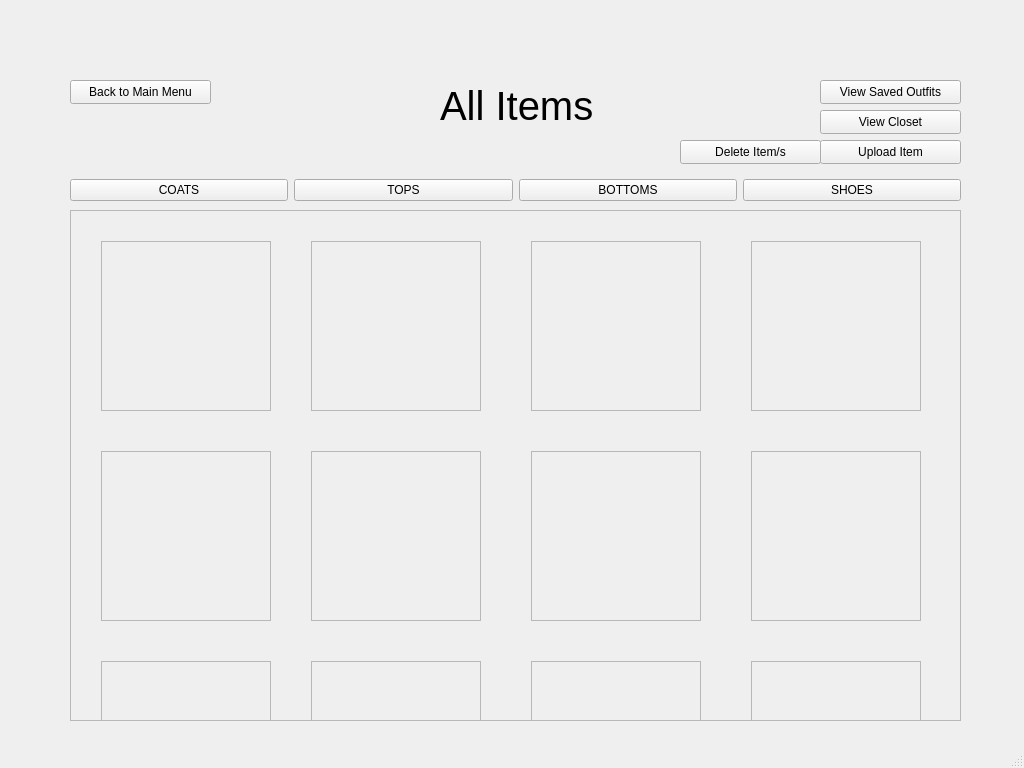
The window that code/clothingitemswindow.ui (fmarque/Smart-Wardrobe-Organizer) describes before a commit, drawn with Qt 5.
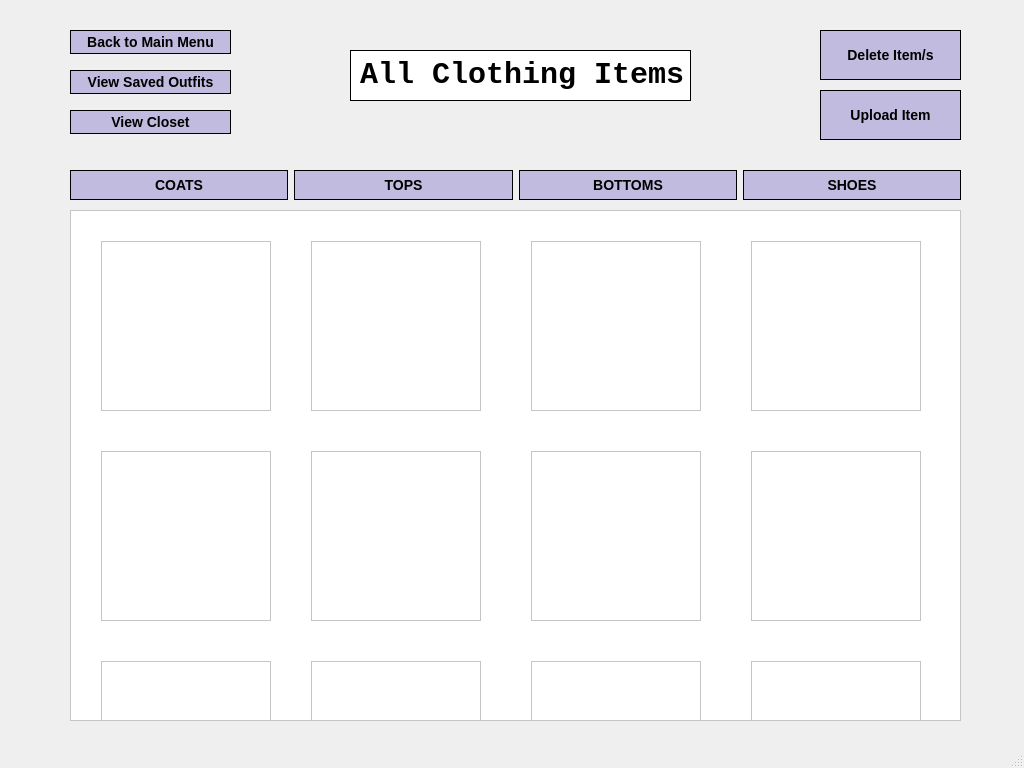
The same window after the commit. Icons and pictures are not drawn.

Patch:
```diff
--- a/code/clothingitemswindow.ui
+++ b/code/clothingitemswindow.ui
@@ -24,14 +24,37 @@
     <property name="geometry">
      <rect>
       <x>70</x>
-      <y>170</y>
+      <y>160</y>
       <width>891</width>
-      <height>41</height>
+      <height>51</height>
      </rect>
     </property>
     <layout class="QHBoxLayout" name="categoriesLayout">
      <item>
       <widget class="QPushButton" name="pushButton_4">
+       <property name="minimumSize">
+        <size>
+         <width>0</width>
+         <height>30</height>
+        </size>
+       </property>
+       <property name="styleSheet">
+        <string notr="true">QPushButton {
+    background-color: #C1BBDF; 
+    color: black; /* Text color */
+    border: 1px solid rgb(0, 0, 0);
+    font-family: 'Courier New';
+    font-size: 14px;
+    font-weight: bold;
+}
+QPushButton:hover {
+    background-color: #AEA7DD; /* Slightly darker blue on hover */
+}
+QPushButton:pressed {
+    background-color: #8F85D0; /* Even darker blue when pressed */
+}
+</string>
+       </property>
        <property name="text">
         <string>COATS</string>
        </property>
@@ -39,6 +62,29 @@
      </item>
      <item>
       <widget class="QPushButton" name="pushButton_3">
+       <property name="minimumSize">
+        <size>
+         <width>0</width>
+         <height>30</height>
+        </size>
+       </property>
+       <property name="styleSheet">
+        <string notr="true">QPushButton {
+    background-color: #C1BBDF; 
+    color: black; /* Text color */
+    border: 1px solid rgb(0, 0, 0);
+    font-family: 'Courier New';
+    font-size: 14px;
+    font-weight: bold;
+}
+QPushButton:hover {
+    background-color: #AEA7DD; /* Slightly darker blue on hover */
+}
+QPushButton:pressed {
+    background-color: #8F85D0; /* Even darker blue when pressed */
+}
+</string>
+       </property>
        <property name="text">
         <string>TOPS</string>
        </property>
@@ -46,6 +92,29 @@
      </item>
      <item>
       <widget class="QPushButton" name="pushButton_2">
+       <property name="minimumSize">
+        <size>
+         <width>0</width>
+         <height>30</height>
+        </size>
+       </property>
+       <property name="styleSheet">
+        <string notr="true">QPushButton {
+    background-color: #C1BBDF; 
+    color: black; /* Text color */
+    border: 1px solid rgb(0, 0, 0);
+    font-family: 'Courier New';
+    font-size: 14px;
+    font-weight: bold;
+}
+QPushButton:hover {
+    background-color: #AEA7DD; /* Slightly darker blue on hover */
+}
+QPushButton:pressed {
+    background-color: #8F85D0; /* Even darker blue when pressed */
+}
+</string>
+       </property>
        <property name="text">
         <string>BOTTOMS</string>
        </property>
@@ -53,6 +122,29 @@
      </item>
      <item>
       <widget class="QPushButton" name="pushButton">
+       <property name="minimumSize">
+        <size>
+         <width>0</width>
+         <height>30</height>
+        </size>
+       </property>
+       <property name="styleSheet">
+        <string notr="true">QPushButton {
+    background-color: #C1BBDF; 
+    color: black; /* Text color */
+    border: 1px solid rgb(0, 0, 0);
+    font-family: 'Courier New';
+    font-size: 14px;
+    font-weight: bold;
+}
+QPushButton:hover {
+    background-color: #AEA7DD; /* Slightly darker blue on hover */
+}
+QPushButton:pressed {
+    background-color: #8F85D0; /* Even darker blue when pressed */
+}
+</string>
+       </property>
        <property name="text">
         <string>SHOES</string>
        </property>
@@ -72,6 +164,9 @@
     <layout class="QGridLayout" name="clothesLayout">
      <item row="0" column="0">
       <widget class="QScrollArea" name="scrollArea">
+       <property name="styleSheet">
+        <string notr="true">background-color: rgb(255, 255, 255);</string>
+       </property>
        <property name="widgetResizable">
         <bool>true</bool>
        </property>
@@ -93,6 +188,9 @@
            <height>170</height>
           </rect>
          </property>
+         <property name="styleSheet">
+          <string notr="true"/>
+         </property>
          <property name="frameShape">
           <enum>QFrame::Shape::StyledPanel</enum>
          </property>
@@ -284,33 +382,60 @@
    <widget class="QLabel" name="pageLabel">
     <property name="geometry">
      <rect>
-      <x>440</x>
-      <y>80</y>
-      <width>261</width>
+      <x>350</x>
+      <y>50</y>
+      <width>341</width>
       <height>51</height>
      </rect>
     </property>
     <property name="font">
      <font>
-      <pointsize>30</pointsize>
+      <family>Courier New</family>
+      <pointsize>-1</pointsize>
+      <bold>true</bold>
      </font>
     </property>
+    <property name="styleSheet">
+     <string notr="true">
+    font-family: 'Courier New';
+    font-size: 30px;
+    font-weight: bold;
+ border : 1px solid black;
+background-color: rgb(255, 255, 255);</string>
+    </property>
     <property name="lineWidth">
      <number>1</number>
     </property>
     <property name="text">
-     <string>All Items</string>
+     <string>All Clothing Items</string>
     </property>
    </widget>
    <widget class="QPushButton" name="viewCloset_button">
     <property name="geometry">
      <rect>
-      <x>820</x>
+      <x>70</x>
       <y>110</y>
-      <width>141</width>
+      <width>161</width>
       <height>24</height>
      </rect>
     </property>
+    <property name="styleSheet">
+     <string notr="true">QPushButton {
+    background-color: #C1BBDF; 
+    color: black; /* Text color */
+    border: 1px solid rgb(0, 0, 0);
+    font-family: 'Courier New';
+    font-size: 14px;
+    font-weight: bold;
+}
+QPushButton:hover {
+    background-color: #AEA7DD; /* Slightly darker blue on hover */
+}
+QPushButton:pressed {
+    background-color: #8F85D0; /* Even darker blue when pressed */
+}
+</string>
+    </property>
     <property name="text">
      <string>View Closet</string>
     </property>
@@ -318,12 +443,29 @@
    <widget class="QPushButton" name="viewClothingItems_button">
     <property name="geometry">
      <rect>
-      <x>820</x>
-      <y>80</y>
-      <width>141</width>
+      <x>70</x>
+      <y>70</y>
+      <width>161</width>
       <height>24</height>
      </rect>
     </property>
+    <property name="styleSheet">
+     <string notr="true">QPushButton {
+    background-color: #C1BBDF; 
+    color: black; /* Text color */
+    border: 1px solid rgb(0, 0, 0);
+    font-family: 'Courier New';
+    font-size: 14px;
+    font-weight: bold;
+}
+QPushButton:hover {
+    background-color: #AEA7DD; /* Slightly darker blue on hover */
+}
+QPushButton:pressed {
+    background-color: #8F85D0; /* Even darker blue when pressed */
+}
+</string>
+    </property>
     <property name="text">
      <string>View Saved Outfits</string>
     </property>
@@ -332,11 +474,28 @@
     <property name="geometry">
      <rect>
       <x>70</x>
-      <y>80</y>
-      <width>141</width>
+      <y>30</y>
+      <width>161</width>
       <height>24</height>
      </rect>
     </property>
+    <property name="styleSheet">
+     <string notr="true">QPushButton {
+    background-color: #C1BBDF; 
+    color: black; /* Text color */
+    border: 1px solid rgb(0, 0, 0);
+    font-family: 'Courier New';
+    font-size: 14px;
+    font-weight: bold;
+}
+QPushButton:hover {
+    background-color: #AEA7DD; /* Slightly darker blue on hover */
+}
+QPushButton:pressed {
+    background-color: #8F85D0; /* Even darker blue when pressed */
+}
+</string>
+    </property>
     <property name="text">
      <string>Back to Main Menu</string>
     </property>
@@ -345,11 +504,34 @@
     <property name="geometry">
      <rect>
       <x>820</x>
-      <y>140</y>
+      <y>90</y>
       <width>141</width>
-      <height>24</height>
+      <height>50</height>
      </rect>
     </property>
+    <property name="minimumSize">
+     <size>
+      <width>0</width>
+      <height>50</height>
+     </size>
+    </property>
+    <property name="styleSheet">
+     <string notr="true">QPushButton {
+    background-color: #C1BBDF; 
+    color: black; /* Text color */
+    border: 1px solid rgb(0, 0, 0);
+    font-family: 'Courier New';
+    font-size: 14px;
+    font-weight: bold;
+}
+QPushButton:hover {
+    background-color: #AEA7DD; /* Slightly darker blue on hover */
+}
+QPushButton:pressed {
+    background-color: #8F85D0; /* Even darker blue when pressed */
+}
+</string>
+    </property>
     <property name="text">
      <string>Upload Item</string>
     </property>
@@ -357,16 +539,69 @@
    <widget class="QPushButton" name="massDeleteButton">
     <property name="geometry">
      <rect>
-      <x>680</x>
-      <y>140</y>
+      <x>820</x>
+      <y>30</y>
       <width>141</width>
-      <height>24</height>
+      <height>50</height>
      </rect>
     </property>
+    <property name="minimumSize">
+     <size>
+      <width>0</width>
+      <height>50</height>
+     </size>
+    </property>
+    <property name="styleSheet">
+     <string notr="true">QPushButton {
+    background-color: #C1BBDF; 
+    color: black; /* Text color */
+    border: 1px solid rgb(0, 0, 0);
+    font-family: 'Courier New';
+    font-size: 14px;
+    font-weight: bold;
+}
+QPushButton:hover {
+    background-color: #AEA7DD; /* Slightly darker blue on hover */
+}
+QPushButton:pressed {
+    background-color: #8F85D0; /* Even darker blue when pressed */
+}
+</string>
+    </property>
     <property name="text">
      <string>Delete Item/s</string>
     </property>
    </widget>
+   <widget class="QFrame" name="frame_13">
+    <property name="geometry">
+     <rect>
+      <x>-1</x>
+      <y>-11</y>
+      <width>1031</width>
+      <height>771</height>
+     </rect>
+    </property>
+    <property name="styleSheet">
+     <string notr="true">background-image: url(:/images/backgrounds.png);
+background-repeat: no-repeat;
+background-position: center;</string>
+    </property>
+    <property name="frameShape">
+     <enum>QFrame::Shape::StyledPanel</enum>
+    </property>
+    <property name="frameShadow">
+     <enum>QFrame::Shadow::Raised</enum>
+    </property>
+   </widget>
+   <zorder>frame_13</zorder>
+   <zorder>horizontalLayoutWidget</zorder>
+   <zorder>gridLayoutWidget</zorder>
+   <zorder>pageLabel</zorder>
+   <zorder>viewCloset_button</zorder>
+   <zorder>viewClothingItems_button</zorder>
+   <zorder>backToMainMeny_button</zorder>
+   <zorder>uploadItem_button</zorder>
+   <zorder>massDeleteButton</zorder>
   </widget>
   <widget class="QMenuBar" name="menubar">
    <property name="geometry">
```
